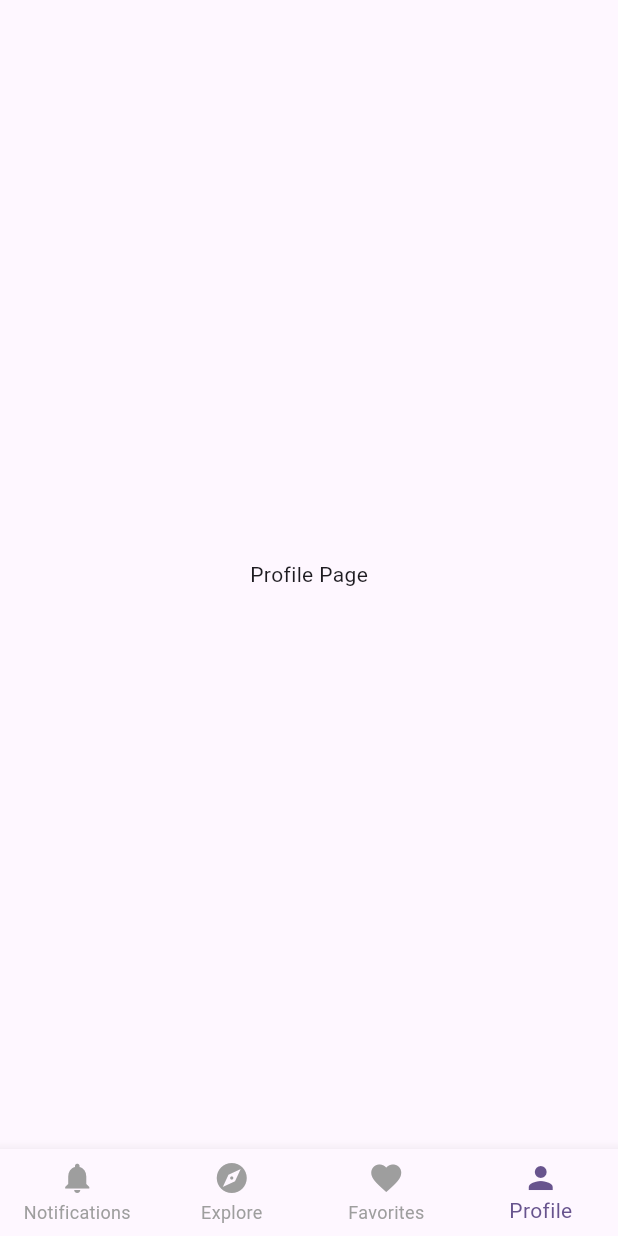
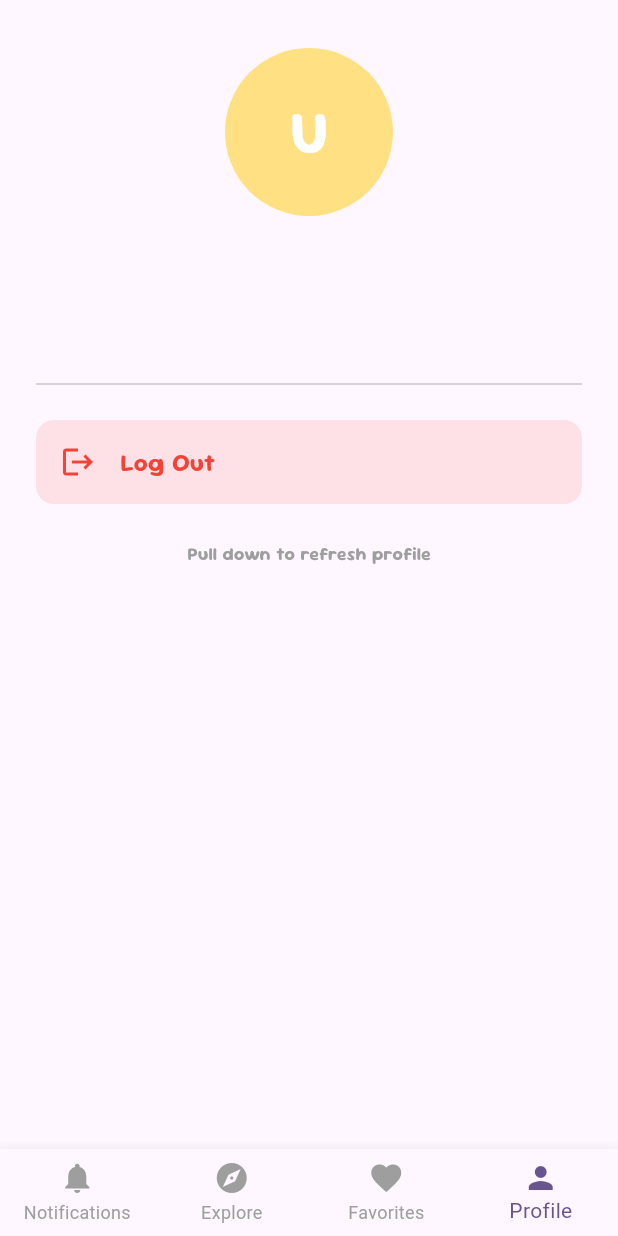
Before and after one commit to sorryma3er/NearbyExplorer, a Flutter app: the HomeScreen screen opened by its route, item 4 of the bottom bar chosen, on a phone screen of 412 x 824 dp. Run offline on Flutter 3.47's test engine with Material 3 defaults, Android fonts, the phone set to English and light mode, and no system bars; our stand-ins replace cloud_firestore, firebase_auth, firebase_core, firebase_storage, flutter_animate, flutter_svg and 5 more; accounts and stored records are empty.

Commit message:
Defined simple profile page skeleton, and now disable any change.

```diff
--- a/lib/screens/pages/profile_page.dart
+++ b/lib/screens/pages/profile_page.dart
@@ -1,10 +1,173 @@
+import 'package:firebase_auth/firebase_auth.dart';
 import 'package:flutter/material.dart';
 
-class ProfilePage extends StatelessWidget {
+class ProfilePage extends StatefulWidget {
   const ProfilePage({super.key});
 
   @override
+  State<ProfilePage> createState() => _ProfilePageState();
+}
+
+class _ProfilePageState extends State<ProfilePage> {
+  final _auth = FirebaseAuth.instance;
+  bool _reloading = false;
+
+  TextStyle _commentTextStyle() => const TextStyle(
+    fontFamily: 'SourGummy',
+    fontWeight: FontWeight.w600,
+  );
+
+  Future<void> _reloadUser() async {
+    final user = _auth.currentUser;
+    if (user == null) return;
+    setState(() => _reloading = true);
+    try {
+      await user.reload();
+    } catch (e) {
+      if (mounted) {
+        ScaffoldMessenger.of(context).showSnackBar(
+          SnackBar(content: Text('Reload failed: $e')),
+        );
+      }
+    } finally {
+      if (mounted) setState(() => _reloading = false);
+    }
+  }
+
+  Future<void> _logout() async {
+    try {
+      await _auth.signOut();
+      if (!mounted) return;
+      // Navigate back to login, removing all previous routes
+      Navigator.pushNamedAndRemoveUntil(context, '/login', (_) => false);
+    } catch (e) {
+      if (!mounted) return;
+      ScaffoldMessenger.of(context).showSnackBar(
+        SnackBar(content: Text('Logout failed: $e')),
+      );
+    }
+  }
+
+  @override
   Widget build(BuildContext context) {
-    return Center(child: Text('Profile Page'));
+    final user = _auth.currentUser;
+
+    if (user == null) {
+      return Center(
+        child: Text(
+          'Not signed in',
+          style: _commentTextStyle(),
+        ),
+      );
+    }
+
+    final displayName = (user.displayName?.trim().isNotEmpty ?? false)
+        ? user.displayName!.trim()
+        : (user.email ?? 'User');
+
+    final photoUrl = user.photoURL;
+    final initial = displayName.isNotEmpty
+        ? displayName.characters.first.toUpperCase()
+        : 'U';
+
+    return RefreshIndicator(
+      onRefresh: _reloadUser,
+      child: ListView(
+        padding: const EdgeInsets.symmetric(vertical: 32, horizontal: 24),
+        children: [
+          // Header Section
+          Center(
+            child: Column(
+              children: [
+                Stack(
+                  alignment: Alignment.center,
+                  children: [
+                    CircleAvatar(
+                      radius: 56,
+                      backgroundColor: Colors.amber.shade200,
+                      backgroundImage: photoUrl != null ? NetworkImage(photoUrl) : null,
+                      child: photoUrl == null
+                          ? Text(
+                        initial,
+                        style: _commentTextStyle().copyWith(
+                          fontSize: 40,
+                          color: Colors.white,
+                        ),
+                      )
+                          : null,
+                    ),
+                    if (_reloading)
+                      CircleAvatar(
+                        radius: 56,
+                        backgroundColor: Colors.black26,
+                        child: const SizedBox(
+                          width: 28,
+                          height: 28,
+                          child: CircularProgressIndicator(
+                            strokeWidth: 3,
+                            valueColor: AlwaysStoppedAnimation(Colors.white),
+                          ),
+                        ),
+                      ),
+                  ],
+                ),
+                const SizedBox(height: 16),
+                Text(
+                  displayName,
+                  style: _commentTextStyle().copyWith(
+                    fontSize: 22,
+                  ),
+                  textAlign: TextAlign.center,
+                ),
+              ],
+            ),
+          ),
+
+          const SizedBox(height: 40),
+
+          // (Optional) Email row (if you want to show it and it differs)
+          if (user.email != null && user.email != displayName)
+            ListTile(
+              contentPadding: EdgeInsets.zero,
+              leading: const Icon(Icons.email_outlined),
+              title: Text(
+                user.email!,
+                style: _commentTextStyle().copyWith(fontSize: 14),
+              ),
+            ),
+
+          // Divider
+          const Divider(height: 48),
+
+          // Logout row
+          ListTile(
+            shape: RoundedRectangleBorder(
+              borderRadius: BorderRadius.circular(12),
+            ),
+            tileColor: Colors.red.withOpacity(0.12),
+            leading: const Icon(Icons.logout, color: Colors.red),
+            title: Text(
+              'Log Out',
+              style: _commentTextStyle().copyWith(
+                color: Colors.red,
+                fontSize: 16,
+              ),
+            ),
+            onTap: _logout,
+          ),
+
+          const SizedBox(height: 24),
+
+          // Small hint
+          Center(
+            child: Text(
+              'Pull down to refresh profile',
+              style: _commentTextStyle()
+                  .copyWith(fontSize: 12, color: Colors.grey),
+            ),
+          ),
+        ],
+      ),
+    );
   }
 }
```
